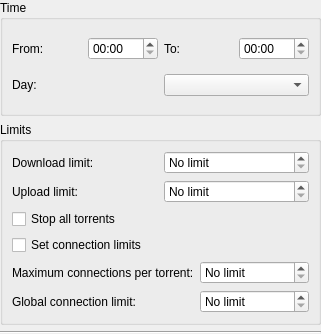
Above: plugins/bwscheduler/additemdlg.ui from KDE/ktorrent before the change. Below: the same form after it.
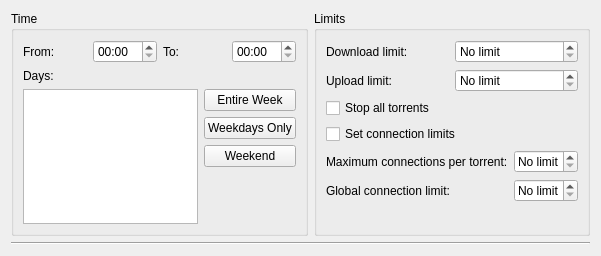
That is the form after the change.

```diff
--- a/plugins/bwscheduler/additemdlg.ui
+++ b/plugins/bwscheduler/additemdlg.ui
@@ -5,23 +5,22 @@
    <rect>
     <x>0</x>
     <y>0</y>
-    <width>321</width>
-    <height>334</height>
+    <width>601</width>
+    <height>256</height>
    </rect>
   </property>
   <property name="windowTitle" >
    <string>Add a new item to the schedule</string>
   </property>
-  <layout class="QVBoxLayout" >
-   <property name="margin" >
-    <number>0</number>
-   </property>
+  <layout class="QVBoxLayout" name="verticalLayout_4" >
+   <item>
+    <layout class="QHBoxLayout" name="horizontalLayout_2" >
    <item>
     <widget class="QGroupBox" name="groupBox_2" >
      <property name="title" >
       <string>Time</string>
      </property>
-     <layout class="QVBoxLayout" >
+       <layout class="QVBoxLayout" name="verticalLayout_3" >
       <item>
        <layout class="QHBoxLayout" >
         <item>
@@ -55,16 +54,54 @@
        </layout>
       </item>
       <item>
-       <layout class="QHBoxLayout" >
-        <item>
          <widget class="QLabel" name="label_5" >
           <property name="text" >
-           <string>Day:</string>
+           <string>Days:</string>
           </property>
          </widget>
         </item>
         <item>
-         <widget class="QComboBox" name="m_day" />
+         <layout class="QHBoxLayout" name="horizontalLayout" >
+          <item>
+           <widget class="QListView" name="m_day_list" />
+          </item>
+          <item>
+           <layout class="QVBoxLayout" name="verticalLayout" >
+            <item>
+             <widget class="QPushButton" name="m_entire_week" >
+              <property name="text" >
+               <string>Entire Week</string>
+              </property>
+             </widget>
+            </item>
+            <item>
+             <widget class="QPushButton" name="m_weekdays_only" >
+              <property name="text" >
+               <string>Weekdays Only</string>
+              </property>
+             </widget>
+            </item>
+            <item>
+             <widget class="QPushButton" name="m_weekend" >
+              <property name="text" >
+               <string>Weekend</string>
+              </property>
+             </widget>
+            </item>
+            <item>
+             <spacer name="verticalSpacer_2" >
+              <property name="orientation" >
+               <enum>Qt::Vertical</enum>
+              </property>
+              <property name="sizeHint" stdset="0" >
+               <size>
+                <width>20</width>
+                <height>40</height>
+               </size>
+              </property>
+             </spacer>
+            </item>
+           </layout>
         </item>
        </layout>
       </item>
@@ -76,7 +113,7 @@
      <property name="title" >
       <string>Limits</string>
      </property>
-     <layout class="QVBoxLayout" >
+       <layout class="QVBoxLayout" name="verticalLayout_2" >
       <item>
        <layout class="QGridLayout" >
         <item row="0" column="0" >
@@ -176,8 +213,23 @@
         </item>
        </layout>
       </item>
-     </layout>
-    </widget>
+        <item>
+         <spacer name="verticalSpacer" >
+          <property name="orientation" >
+           <enum>Qt::Vertical</enum>
+          </property>
+          <property name="sizeHint" stdset="0" >
+           <size>
+            <width>20</width>
+            <height>12</height>
+           </size>
+          </property>
+         </spacer>
+        </item>
+       </layout>
+      </widget>
+     </item>
+    </layout>
    </item>
    <item>
     <widget class="Line" name="line" >
```
Lines whose indentation alone changed are shown as unchanged.
